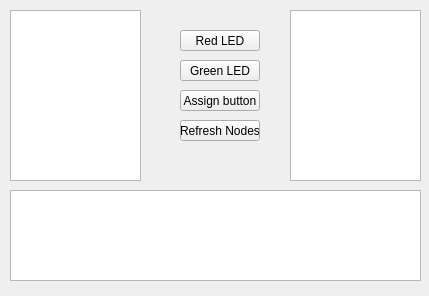
Old version of the form domoticaqtapp.ui in the repository mjhsoet/F.Domotica-Qt-Application.
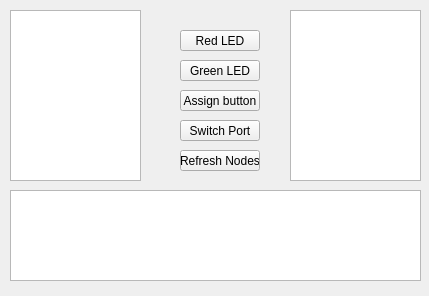
New version of the form.

Commit message: Added safety checks and port select button

```diff
--- a/domoticaqtapp.ui
+++ b/domoticaqtapp.ui
@@ -10,6 +10,12 @@
     <height>296</height>
    </rect>
   </property>
+  <property name="sizePolicy">
+   <sizepolicy hsizetype="Fixed" vsizetype="Fixed">
+    <horstretch>0</horstretch>
+    <verstretch>0</verstretch>
+   </sizepolicy>
+  </property>
   <property name="windowTitle">
    <string>DomoticaQTApp</string>
   </property>
@@ -89,7 +95,7 @@
    <property name="geometry">
     <rect>
      <x>180</x>
-     <y>120</y>
+     <y>150</y>
      <width>80</width>
      <height>21</height>
     </rect>
@@ -98,6 +104,19 @@
     <string>Refresh Nodes</string>
    </property>
   </widget>
+  <widget class="QPushButton" name="portButton">
+   <property name="geometry">
+    <rect>
+     <x>180</x>
+     <y>120</y>
+     <width>80</width>
+     <height>21</height>
+    </rect>
+   </property>
+   <property name="text">
+    <string>Switch Port</string>
+   </property>
+  </widget>
  </widget>
  <layoutdefault spacing="6" margin="11"/>
  <resources/>
```
The commit also changes 6 other files.
